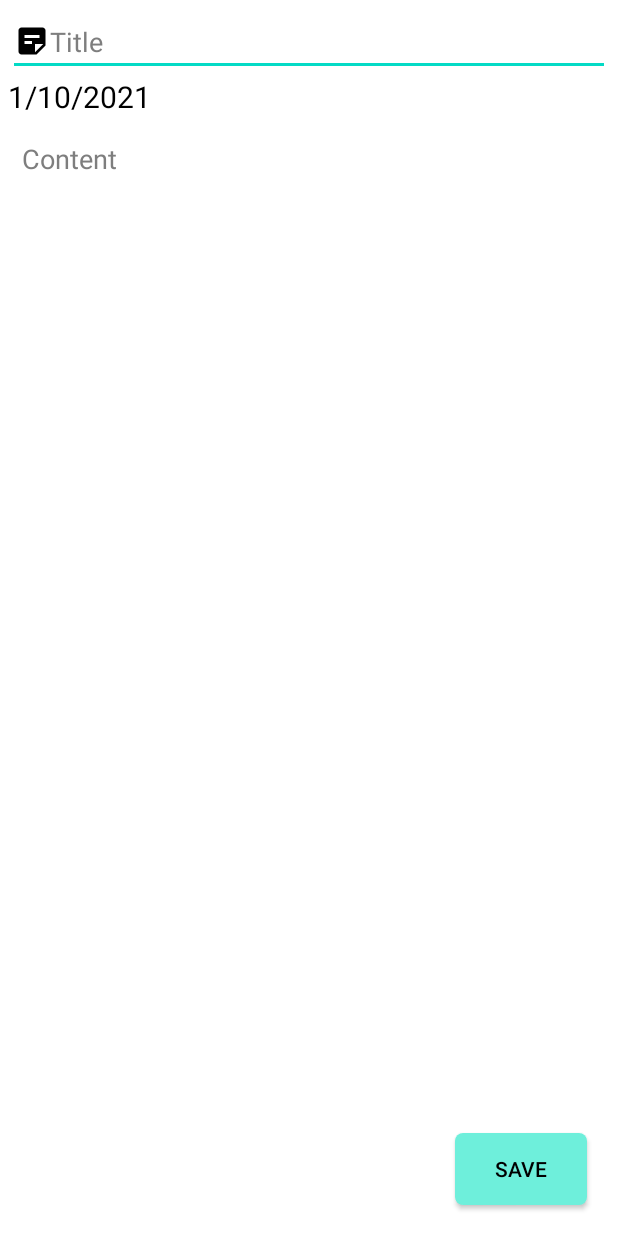
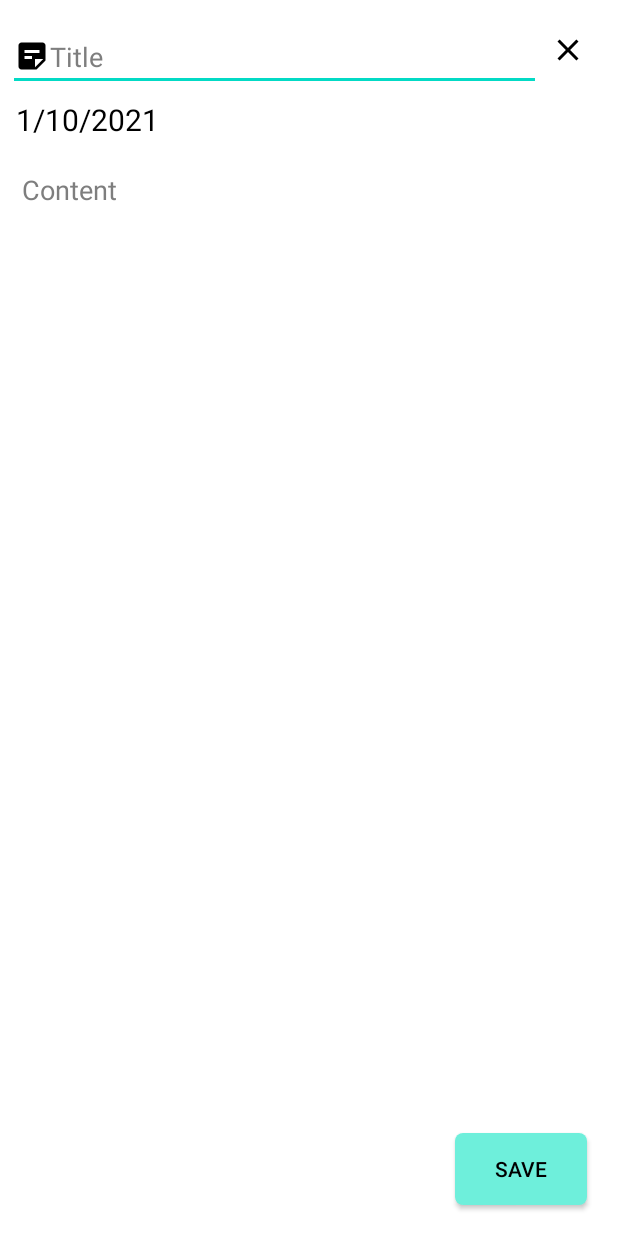
Before and after one commit to nthahaianh/Diary, an Android app: the CreateActivity screen opened directly, with no data from a screen before it, on a phone screen of 412 x 824 dp. Run offline under Robolectric (Android 15) with nearby library versions, the phone set to English and light mode, and no system bars.

Commit message:
commit-v1-update

```diff
--- a/app/src/main/java/com/example/appdiary/CreateActivity.kt
+++ b/app/src/main/java/com/example/appdiary/CreateActivity.kt
@@ -2,6 +2,7 @@ package com.example.appdiary
 
 import android.app.DatePickerDialog
 import android.content.Context
+import android.content.Intent
 import android.content.SharedPreferences
 import androidx.appcompat.app.AppCompatActivity
 import android.os.Bundle
@@ -28,13 +29,15 @@ class CreateActivity : AppCompatActivity() {
 
         sqlHelper = SQLHelper(baseContext)
 
+        create_ivClose.setOnClickListener { finish() }
         create_btnSave.setOnClickListener {
             var df = SimpleDateFormat("yyyyMMddHHmmss")
             val time: String = df.format(Calendar.getInstance().time)
             val myDate = MyDate(year,month,day)
             val newDiary=MyDiary(time,myDate,create_etTitle.text.toString(),create_etContent.text.toString())
             sqlHelper.insertUser(newDiary)
-            finish()
+            finishAffinity()
+            startActivity(Intent(this,MainActivity::class.java))
         }
 
         create_tvDate.setOnClickListener {
--- a/app/src/main/res/drawable/background5.xml
+++ b/app/src/main/res/drawable/background5.xml
@@ -1,7 +1,7 @@
 <?xml version="1.0" encoding="utf-8"?>
 <shape xmlns:android="http://schemas.android.com/apk/res/android">
 
-    <solid android:color="@color/purple_200"/>
+    <solid android:color="#E5D8F4"/>
     <stroke android:width="0.25dp"
         android:color="@color/gray"/>
 </shape>
--- /dev/null
+++ b/app/src/main/res/drawable/ic_close.xml
@@ -0,0 +1,10 @@
+<vector xmlns:android="http://schemas.android.com/apk/res/android"
+    android:width="24dp"
+    android:height="24dp"
+    android:viewportWidth="24"
+    android:viewportHeight="24"
+    android:tint="?attr/colorControlNormal">
+  <path
+      android:fillColor="@android:color/white"
+      android:pathData="M19,6.41L17.59,5 12,10.59 6.41,5 5,6.41 10.59,12 5,17.59 6.41,19 12,13.41 17.59,19 19,17.59 13.41,12z"/>
+</vector>
--- a/app/src/main/res/layout/activity_create.xml
+++ b/app/src/main/res/layout/activity_create.xml
@@ -4,51 +4,68 @@
     xmlns:tools="http://schemas.android.com/tools"
     android:layout_width="match_parent"
     android:layout_height="match_parent"
+    android:background="@color/white"
     android:padding="5dp"
-    android:background="@color/white"
     tools:context=".CreateActivity">
+
+    <ImageView
+        android:id="@+id/create_ivClose"
+        android:layout_width="wrap_content"
+        android:layout_height="wrap_content"
+        android:layout_margin="10dp"
+        android:padding="6dp"
+        android:src="@drawable/ic_close"
+        app:layout_constraintRight_toRightOf="parent"
+        app:layout_constraintTop_toTopOf="parent"
+        app:tint="@color/black" />
 
     <EditText
         android:id="@+id/create_etTitle"
-        android:layout_width="match_parent"
+        android:layout_width="0dp"
         android:layout_height="wrap_content"
         android:drawableLeft="@drawable/ic_sticky_note"
         android:drawableTint="@color/black"
+        android:layout_marginTop="10dp"
         android:hint="Title"
         android:textColor="@color/black"
         android:textColorHint="@color/grey_hint"
-        app:layout_constraintTop_toTopOf="parent" />
+        app:layout_constraintTop_toTopOf="parent"
+        app:layout_constraintLeft_toLeftOf="parent"
+        app:layout_constraintRight_toLeftOf="@id/create_ivClose"/>
 
     <TextView
         android:id="@+id/create_tvDate"
-        android:layout_width="match_parent"
+        android:layout_width="wrap_content"
         android:layout_height="wrap_content"
+        android:text="00/00/0000"
         android:textColor="@color/black"
         android:textSize="20dp"
-        android:text="00/00/0000"
-        app:layout_constraintTop_toBottomOf="@id/create_etTitle"/>
+        android:padding="5dp"
+        app:layout_constraintLeft_toLeftOf="parent"
+        app:layout_constraintTop_toBottomOf="@id/create_etTitle" />
+
     <EditText
         android:id="@+id/create_etContent"
         android:layout_width="match_parent"
         android:layout_height="0dp"
+        android:layout_margin="5dp"
         android:backgroundTint="#00000000"
         android:gravity="top|left"
-        android:layout_margin="5dp"
         android:hint="Content"
         android:textColor="@color/black"
         android:textColorHint="@color/grey_hint"
-        app:layout_constraintTop_toBottomOf="@+id/create_tvDate"
-        app:layout_constraintBottom_toTopOf="@+id/create_btnSave"/>
+        app:layout_constraintBottom_toTopOf="@+id/create_btnSave"
+        app:layout_constraintTop_toBottomOf="@+id/create_tvDate" />
 
     <androidx.appcompat.widget.AppCompatButton
         android:id="@+id/create_btnSave"
         android:layout_width="wrap_content"
         android:layout_height="wrap_content"
+        android:layout_margin="15dp"
+        android:background="@drawable/background"
+        android:text="Save"
+        android:textColor="@color/black"
         app:layout_constraintBottom_toBottomOf="parent"
-        app:layout_constraintRight_toRightOf="parent"
-        android:layout_margin="15dp"
-        android:textColor="@color/black"
-        android:background="@drawable/background"
-        android:text="Save"/>
+        app:layout_constraintRight_toRightOf="parent" />
 
 </androidx.constraintlayout.widget.ConstraintLayout>
```
Also changed, not shown: app/src/main/java/com/example/appdiary/CalendarAdapter.kt (+6 -15 lines), app/src/main/java/com/example/appdiary/Fragment1.kt (+11 -7 lines), app/src/main/java/com/example/appdiary/MainActivity.kt (+5 -37 lines), app/src/main/res/drawable/ic_add.xml (added, +10 -0 lines), app/src/main/res/layout/activity_main.xml (+12 -1 lines).
